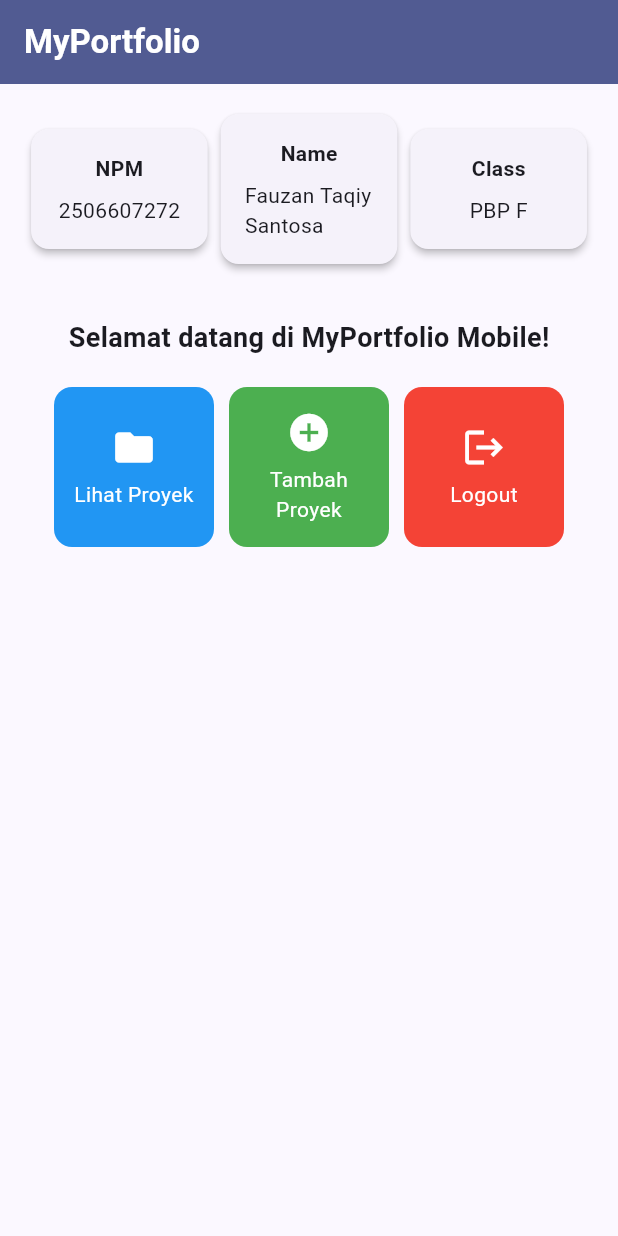
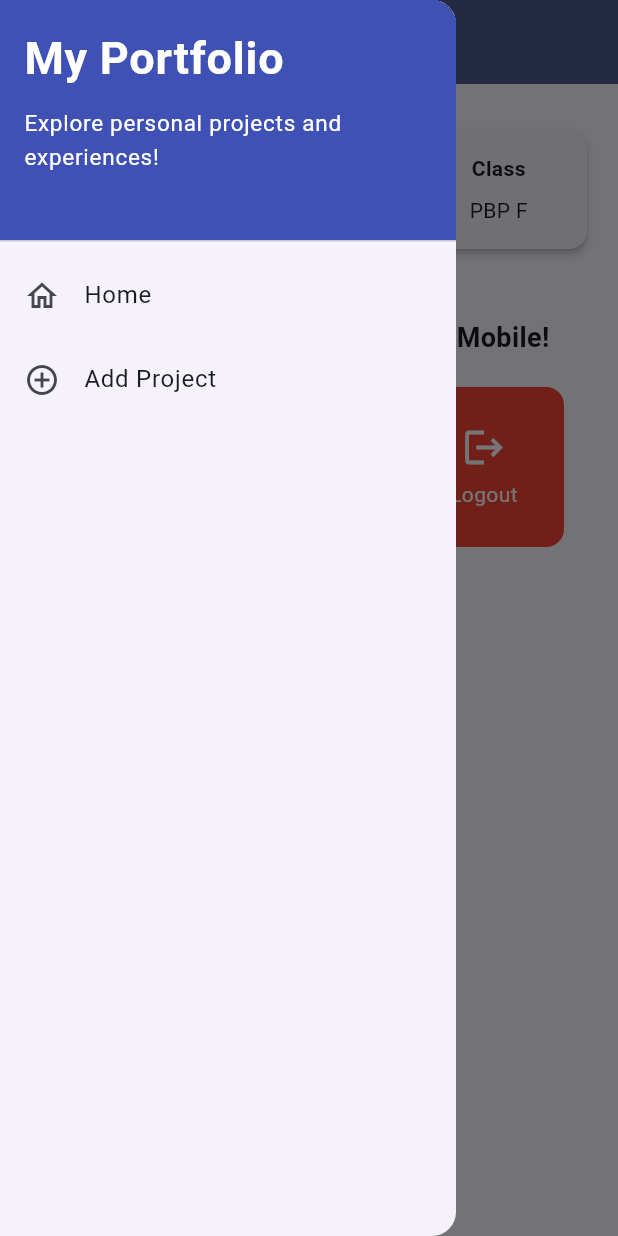
Before and after one commit to fauzantaqiys/myportofolio_mobile, a Flutter app: the screen it shows after launch, with the side drawer open (before the commit the screen has no drawer), on a phone screen of 412 x 824 dp. Run offline on Flutter 3.47's test engine with Material 3 defaults, Android fonts, the phone set to English and light mode, and no system bars; our stand-ins replace material_ui.

Commit message:
Tutorial 09: Flutter Navigation, Layouts, Forms, and Input Elements

```diff
--- a/lib/main.dart
+++ b/lib/main.dart
@@ -1,5 +1,5 @@
-import 'package:flutter/material.dart';
-import 'package:myportofolio_mobile/menu.dart';
+import 'package:material_ui/material_ui.dart';
+import 'package:myportofolio_mobile/screens/menu.dart';
 
 void main() {
   runApp(const MyApp());
--- a/lib/menu.dart
+++ b/lib/screens/menu.dart
@@ -1,4 +1,6 @@
-import 'package:flutter/material.dart';
+import 'package:material_ui/material_ui.dart';
+import 'package:myportofolio_mobile/widgets/left_drawer.dart';
+import 'package:myportofolio_mobile/widgets/project_card.dart';
 
 class MyHomePage extends StatelessWidget {
   MyHomePage({super.key});
@@ -15,7 +17,7 @@ class MyHomePage extends StatelessWidget {
 
   @override
   Widget build(BuildContext context) {
-    // Scaffold menyediakan struktur visual dasar halaman (AppBar, Body, SnackBar).
+    // Scaffold menyediakan struktur visual dasar halaman (AppBar, Body, SnackBar, Drawer).
     return Scaffold(
       // AppBar menampilkan bar bagian atas halaman aplikasi.
       appBar: AppBar(
@@ -27,7 +29,9 @@ class MyHomePage extends StatelessWidget {
           ),
         ),
         backgroundColor: Theme.of(context).colorScheme.primary,
+        iconTheme: const IconThemeData(color: Colors.white),
       ),
+      drawer: const LeftDrawer(),
       // Body halaman utama dengan padding di sekelilingnya.
       body: Padding(
         padding: const EdgeInsets.all(16.0),
@@ -120,50 +124,3 @@ class ItemHomepage {
 
   ItemHomepage(this.name, this.icon, this.color);
 }
-
-class ItemCard extends StatelessWidget {
-  final ItemHomepage item;
-
-  const ItemCard(this.item, {super.key});
-
-  @override
-  Widget build(BuildContext context) {
-    return Material(
-      // Menggunakan warna unik dari properti color milik ItemHomepage.
-      color: item.color,
-      borderRadius: BorderRadius.circular(12),
-      child: InkWell(
-        // Aksi ketika kartu ditekan oleh pengguna.
-        onTap: () {
-          // Menampilkan SnackBar dengan pesan interaktif.
-          ScaffoldMessenger.of(context)
-            ..hideCurrentSnackBar()
-            ..showSnackBar(
-              SnackBar(content: Text("Kamu telah menekan tombol ${item.name}!")),
-            );
-        },
-        child: Container(
-          padding: const EdgeInsets.all(8),
-          child: Center(
-            child: Column(
-              mainAxisAlignment: MainAxisAlignment.center,
-              children: [
-                Icon(
-                  item.icon,
-                  color: Colors.white,
-                  size: 30.0,
-                ),
-                const Padding(padding: EdgeInsets.all(3)),
-                Text(
-                  item.name,
-                  textAlign: TextAlign.center,
-                  style: const TextStyle(color: Colors.white),
-                ),
-              ],
-            ),
-          ),
-        ),
-      ),
-    );
-  }
-}
--- /dev/null
+++ b/lib/widgets/left_drawer.dart
@@ -0,0 +1,69 @@
+import 'package:material_ui/material_ui.dart';
+import 'package:myportofolio_mobile/screens/menu.dart';
+import 'package:myportofolio_mobile/screens/project_form.dart';
+
+class LeftDrawer extends StatelessWidget {
+  const LeftDrawer({super.key});
+
+  @override
+  Widget build(BuildContext context) {
+    return Drawer(
+      child: ListView(
+        children: [
+          const DrawerHeader(
+            decoration: BoxDecoration(
+              color: Colors.indigo,
+            ),
+            child: Column(
+              crossAxisAlignment: CrossAxisAlignment.start,
+              children: [
+                Text(
+                  'My Portfolio',
+                  style: TextStyle(
+                    fontSize: 30,
+                    fontWeight: FontWeight.bold,
+                    color: Colors.white,
+                  ),
+                ),
+                SizedBox(height: 10),
+                Text(
+                  'Explore personal projects and experiences!',
+                  style: TextStyle(
+                    fontSize: 15,
+                    color: Colors.white,
+                  ),
+                ),
+              ],
+            ),
+          ),
+          ListTile(
+            leading: const Icon(Icons.home_outlined),
+            title: const Text('Home'),
+            // Navigasi ke halaman utama portofolio
+            onTap: () {
+              Navigator.pushReplacement(
+                context,
+                MaterialPageRoute(
+                  builder: (context) => MyHomePage(),
+                ),
+              );
+            },
+          ),
+          ListTile(
+            leading: const Icon(Icons.add_circle_outline),
+            title: const Text('Add Project'),
+            // Navigasi ke halaman tambah proyek
+            onTap: () {
+              Navigator.pushReplacement(
+                context,
+                MaterialPageRoute(
+                  builder: (context) => const ProjectFormPage(),
+                ),
+              );
+            },
+          ),
+        ],
+      ),
+    );
+  }
+}
--- /dev/null
+++ b/lib/widgets/project_card.dart
@@ -0,0 +1,62 @@
+import 'package:material_ui/material_ui.dart';
+import 'package:myportofolio_mobile/screens/menu.dart';
+import 'package:myportofolio_mobile/screens/project_form.dart';
+
+class ItemCard extends StatelessWidget {
+  final ItemHomepage item;
+
+  const ItemCard(this.item, {super.key});
+
+  @override
+  Widget build(BuildContext context) {
+    return Material(
+      // Menggunakan warna unik dari properti color milik ItemHomepage.
+      color: item.color,
+      borderRadius: BorderRadius.circular(12),
+      child: InkWell(
+        // Aksi ketika kartu ditekan oleh pengguna.
+        onTap: () {
+          // Menampilkan SnackBar ketika diklik
+          ScaffoldMessenger.of(context)
+            ..hideCurrentSnackBar()
+            ..showSnackBar(
+              SnackBar(
+                content: Text("Kamu telah menekan tombol ${item.name}!"),
+              ),
+            );
+
+          // Navigate ke halaman yang sesuai
+          if (item.name == "Tambah Proyek") {
+            Navigator.push(
+              context,
+              MaterialPageRoute(
+                builder: (context) => const ProjectFormPage(),
+              ),
+            );
+          }
+        },
+        child: Container(
+          padding: const EdgeInsets.all(8),
+          child: Center(
+            child: Column(
+              mainAxisAlignment: MainAxisAlignment.center,
+              children: [
+                Icon(
+                  item.icon,
+                  color: Colors.white,
+                  size: 30.0,
+                ),
+                const Padding(padding: EdgeInsets.all(3)),
+                Text(
+                  item.name,
+                  textAlign: TextAlign.center,
+                  style: const TextStyle(color: Colors.white),
+                ),
+              ],
+            ),
+          ),
+        ),
+      ),
+    );
+  }
+}
--- a/pubspec.yaml
+++ b/pubspec.yaml
@@ -34,6 +34,7 @@ dependencies:
   # The following adds the Cupertino Icons font to your application.
   # Use with the CupertinoIcons class for iOS style icons.
   cupertino_icons: ^1.0.8
+  material_ui: ^1.11.1
 
 dev_dependencies:
   flutter_test:
```
Also changed, not shown: lib/screens/project_form.dart (added, +211 -0 lines), pubspec.lock, 1 other file.
